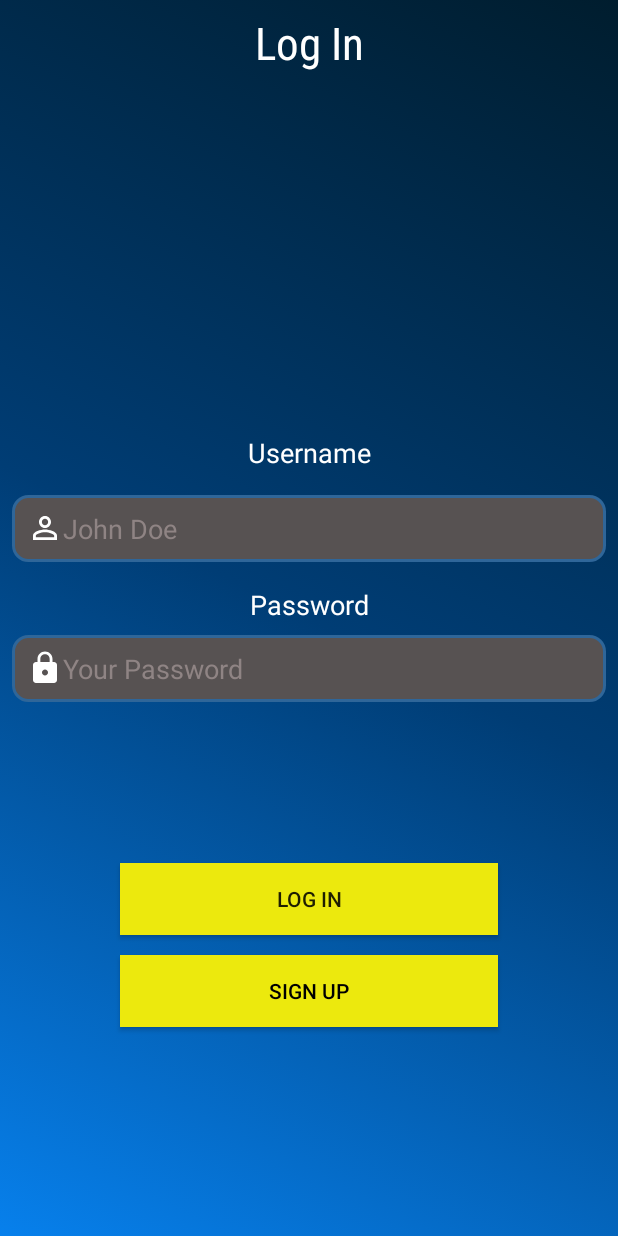
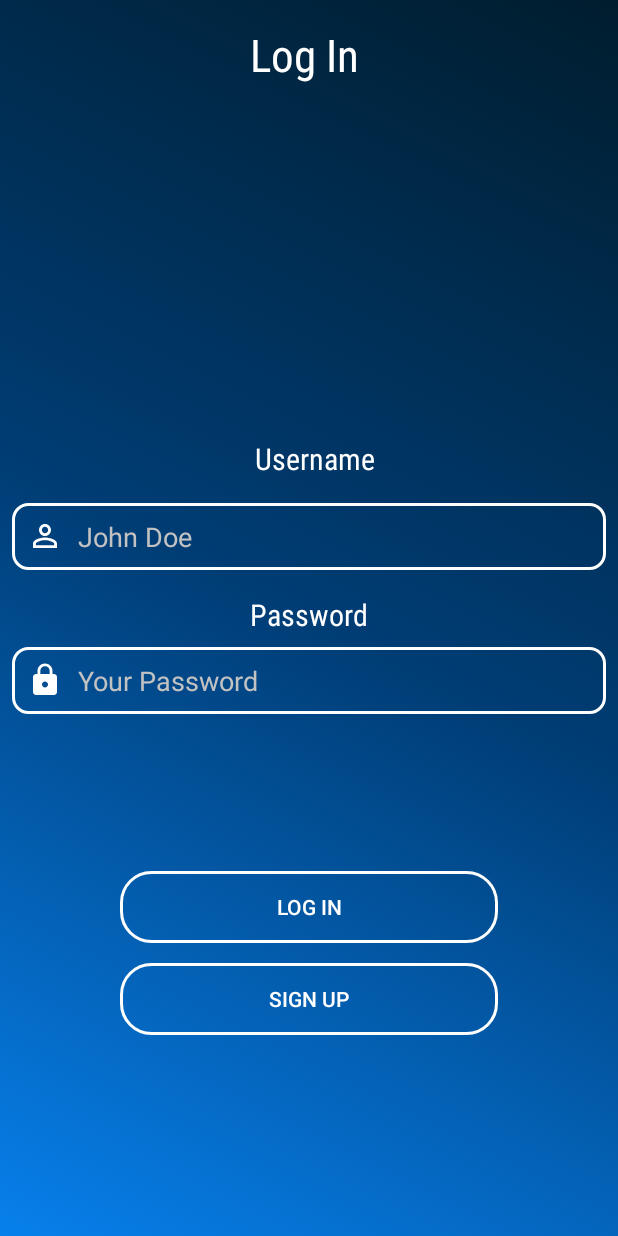
Before and after one commit to BogdanVM/restaurant-admin, an Android app: the screen it shows after launch (MainActivity), on a phone screen of 412 x 824 dp. Run offline under Robolectric (Android 15) with nearby library versions, the phone set to English and light mode, and no system bars.

Commit message:
Updated MainActivity buttons and edittexts

```diff
--- a/RestaurantAdmin/app/src/main/java/com/gr232/restaurantadmin/MainActivity.java
+++ b/RestaurantAdmin/app/src/main/java/com/gr232/restaurantadmin/MainActivity.java
@@ -1,5 +1,6 @@
 package com.gr232.restaurantadmin;
 
+import android.content.Intent;
 import android.graphics.drawable.AnimationDrawable;
 import android.os.Bundle;
 import android.support.annotation.Nullable;
@@ -37,6 +38,7 @@ public class MainActivity extends AppCompatActivity {
         mSignUpBtn.setOnClickListener(new View.OnClickListener() {
             @Override
             public void onClick(View v) {
+                startActivity(new Intent(MainActivity.this, SignUpActivity.class));
             }
         });
     }
--- a/RestaurantAdmin/app/src/main/res/drawable/rounded_button.xml
+++ b/RestaurantAdmin/app/src/main/res/drawable/rounded_button.xml
@@ -1,15 +1,10 @@
 <?xml version="1.0" encoding="utf-8"?>
 <shape xmlns:android="http://schemas.android.com/apk/res/android">
-    <solid android:color="#49B103" />
+    <solid android:color="@android:color/transparent" />
     <stroke
-        android:width="2dip"
-        android:color="#41570D" />
+        android:width="2dp"
+        android:color="#FFFFFF" />
 
-    <corners android:radius="10dip" />
+    <corners android:radius="20dip" />
 
-    <padding
-        android:bottom="10dip"
-        android:left="10dip"
-        android:right="10dip"
-        android:top="10dip" />
 </shape>
--- a/RestaurantAdmin/app/src/main/res/drawable/rounded_edittext.xml
+++ b/RestaurantAdmin/app/src/main/res/drawable/rounded_edittext.xml
@@ -1,9 +1,9 @@
 <?xml version="1.0" encoding="utf-8"?>
 <shape xmlns:android="http://schemas.android.com/apk/res/android">
-    <solid android:color="#575252"/>
+    <solid android:color="@android:color/transparent"/>
 
-    <stroke android:width="2dip"
-        android:color="#2f6699"/>
+    <stroke android:width="2dp"
+        android:color="#FFFFFF"/>
 
     <corners android:radius="10dip"/>
 
--- a/RestaurantAdmin/app/src/main/res/layout/activity_main.xml
+++ b/RestaurantAdmin/app/src/main/res/layout/activity_main.xml
@@ -12,11 +12,12 @@
         android:id="@+id/loginTxtView"
         android:layout_width="wrap_content"
         android:layout_height="wrap_content"
-        android:layout_marginTop="8dp"
+        android:layout_marginTop="16dp"
         android:text="@string/log_in_text"
         android:textColor="@android:color/white"
         android:textSize="30sp"
         app:fontFamily="sans-serif-condensed"
+        app:layout_constraintHorizontal_bias="0.492"
         app:layout_constraintLeft_toLeftOf="parent"
         app:layout_constraintRight_toRightOf="parent"
         app:layout_constraintTop_toTopOf="parent" />
@@ -33,11 +34,12 @@
         android:layout_marginBottom="8dp"
         android:text="@string/username_text"
         android:textColor="#FFFFFF"
-        android:textSize="18sp"
+        android:textSize="20sp"
 
+        app:fontFamily="sans-serif-condensed"
         app:layout_constraintBottom_toTopOf="@+id/usernameEditTxt"
         app:layout_constraintEnd_toEndOf="parent"
-        app:layout_constraintHorizontal_bias="0.5"
+        app:layout_constraintHorizontal_bias="0.512"
         app:layout_constraintStart_toStartOf="parent"
         app:layout_constraintTop_toBottomOf="@+id/loginTxtView"
         app:layout_constraintVertical_bias="0.367"
@@ -56,18 +58,19 @@
         android:layout_marginBottom="8dp"
 
         android:background="@drawable/rounded_edittext"
+        android:drawableStart="@drawable/ic_person_white"
         android:drawableLeft="@drawable/ic_person_white"
-        android:drawableStart="@drawable/ic_person_white"
+        android:drawablePadding="10dp"
         android:ems="10"
 
+        android:hint="@string/username_hint"
         android:inputType="textPersonName"
         android:textColor="@android:color/white"
-        android:hint="@string/username_hint"
         android:textColorHint="@color/greyHintColor"
 
         app:layout_constraintBottom_toTopOf="@+id/pwdTxtView"
         app:layout_constraintEnd_toEndOf="parent"
-        app:layout_constraintHorizontal_bias="0.5"
+        app:layout_constraintHorizontal_bias="0.0"
         app:layout_constraintStart_toStartOf="parent"
         app:layout_constraintTop_toBottomOf="@+id/usernameTxtView"
         app:layout_constraintVertical_bias="0.0" />
@@ -84,7 +87,8 @@
         android:layout_marginBottom="8dp"
         android:text="Password"
         android:textColor="@android:color/white"
-        android:textSize="18sp"
+        android:textSize="20sp"
+        app:fontFamily="sans-serif-condensed"
         app:layout_constraintBottom_toBottomOf="parent"
         app:layout_constraintEnd_toEndOf="parent"
         app:layout_constraintHorizontal_bias="0.5"
@@ -118,6 +122,7 @@
 
         android:background="@drawable/rounded_edittext"
         android:textColor="@color/whiteColor"
+        android:drawablePadding="10dp"
         android:drawableLeft="@drawable/ic_lock"
         android:drawableStart="@drawable/ic_lock"/>
 
@@ -129,7 +134,8 @@
         android:layout_marginBottom="8dp"
         android:layout_marginLeft="80dp"
         android:layout_marginRight="80dp"
-        android:background="#ECE90D"
+        android:background="@drawable/rounded_button"
+        android:textColor="@color/whiteColor"
         android:text="@string/log_in_text"
         app:layout_constraintBottom_toBottomOf="parent"
         app:layout_constraintTop_toBottomOf="@+id/pwdEditTxt"
@@ -144,8 +150,8 @@
         android:layout_marginBottom="8dp"
         android:layout_marginLeft="80dp"
         android:layout_marginRight="80dp"
-        android:background="#ECE90D"
-        android:textColor="@android:color/black"
+        android:background="@drawable/rounded_button"
+        android:textColor="@color/whiteColor"
         android:text="@string/sign_up"
         app:layout_constraintBottom_toBottomOf="parent"
         app:layout_constraintTop_toBottomOf="@+id/loginBtn"
--- a/RestaurantAdmin/app/src/main/res/values/colors.xml
+++ b/RestaurantAdmin/app/src/main/res/values/colors.xml
@@ -5,5 +5,5 @@
     <color name="colorAccent">#D81B60</color>
     <color name="whiteColor">#FFFFFF</color>
     <color name="blackColor">#000000</color>
-    <color name="greyHintColor">#8F8484</color>
+    <color name="greyHintColor">#C2C2C2</color>
 </resources>
```
